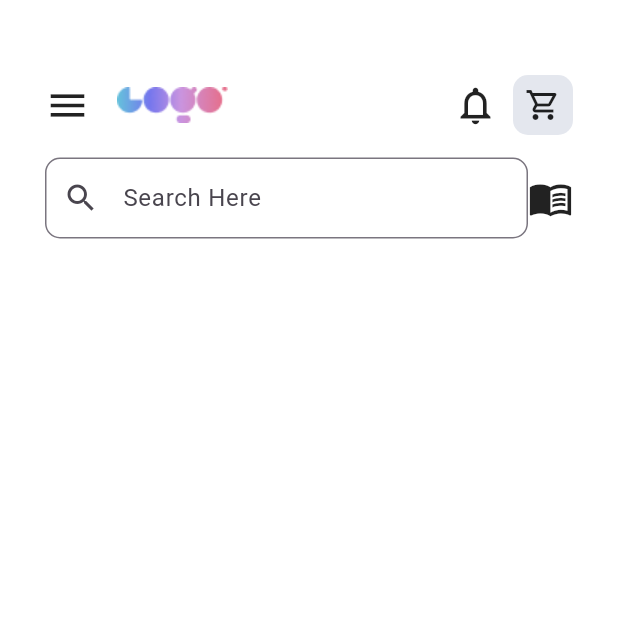
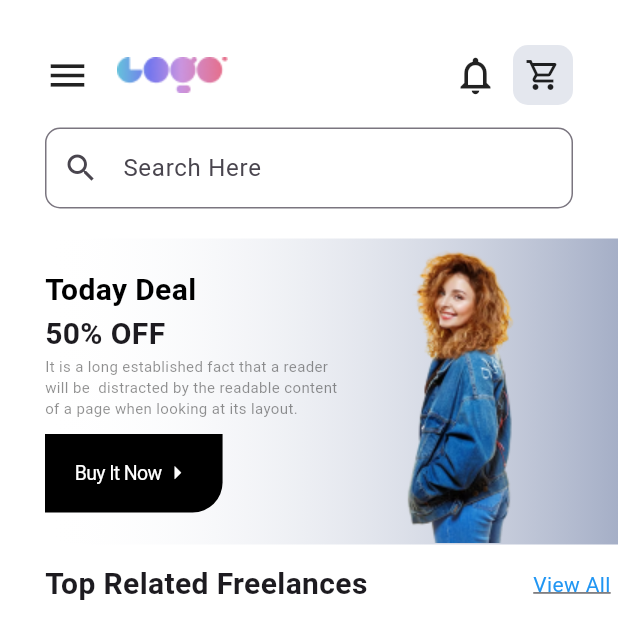
Before and after one commit to devpaurakh/e-commerce, a Flutter app: the screen it shows after launch, on a phone screen of 412 x 824 dp. Shown: the top 639 px of the screen. Run offline on Flutter 3.47's test engine with Material 3 defaults, Android fonts, the phone set to English and light mode, and no system bars; our stand-ins replace google_fonts; Roboto replaces fonts that are missing (Hind).

Commit message:
compeleted middle part of the design

```diff
--- a/lib/screens/home/home.screen.dart
+++ b/lib/screens/home/home.screen.dart
@@ -1,88 +1,21 @@
-import 'package:flutter/cupertino.dart';
 import 'package:flutter/material.dart';
-import 'package:flutter/widgets.dart';
+import 'package:shopingui/screens/home/part_of_homepage/middle.part.dart';
+import 'package:shopingui/screens/home/part_of_homepage/top.part.dart';
 
 class HomePage extends StatelessWidget {
   const HomePage({super.key});
 
   @override
   Widget build(BuildContext context) {
-    return SafeArea(
+    return const SafeArea(
       child: Scaffold(
         backgroundColor: Colors.white,
         body: Padding(
-          padding:
-              const EdgeInsets.only(top: 50.0, left: 30, right: 30, bottom: 3),
+          padding: EdgeInsets.only(top: 0, left: 30, right: 0, bottom: 3),
           child: Column(
             children: [
-              Row(
-                mainAxisAlignment: MainAxisAlignment.spaceBetween,
-                children: [
-                  Row(
-                    children: [
-                      const Icon(
-                        Icons.menu,
-                        size: 30,
-                      ),
-                      const SizedBox(
-                        width: 5,
-                      ),
-                      Image.asset(
-                        "assets/image/logo.png",
-                        width: 100,
-                      )
-                    ],
-                  ),
-                  Row(
-                    children: [
-                      const Icon(
-                        Icons.notifications_outlined,
-                        size: 30,
-                      ),
-                      const SizedBox(
-                        width: 10,
-                      ),
-                      Stack(
-                        children: [
-                          Container(
-                            width: 40,
-                            height: 40,
-                            decoration: BoxDecoration(
-                                color:
-                                    const Color(0xFF1E3672).withOpacity(0.12),
-                                borderRadius: BorderRadius.circular(10)),
-                          ),
-                          const Padding(
-                            padding: EdgeInsets.all(8.0),
-                            child: Icon(Icons.shopping_cart_outlined),
-                          ),
-                        ],
-                      ),
-                    ],
-                  )
-                ],
-              ),
-              const SizedBox(
-                height: 15,
-              ),
-              Row(
-                mainAxisAlignment: MainAxisAlignment.spaceEvenly,
-                children: [
-                  Expanded(
-                    child: TextFormField(
-                      decoration: InputDecoration(
-                        prefixIcon: const Icon(Icons.search),
-                        label: const Text("Search Here"),
-                          contentPadding: const EdgeInsets.symmetric(
-                            vertical: 15,
-                          ),
-                          border: OutlineInputBorder(
-                              borderRadius: BorderRadius.circular(10))),
-                    ),
-                  ),
-                  const Icon(Icons.menu_book_outlined,size: 30,)
-                ],
-              )
+              TopPart(),
+              MidddlePart(),
             ],
           ),
         ),
--- /dev/null
+++ b/lib/screens/home/part_of_homepage/middle.part.dart
@@ -0,0 +1,31 @@
+import 'package:flutter/material.dart';
+import 'package:google_fonts/google_fonts.dart';
+
+
+class MidddlePart extends StatelessWidget {
+  const MidddlePart({super.key});
+
+  @override
+  Widget build(BuildContext context) {
+    return Padding(
+      padding: const EdgeInsets.only(top: 12.0,right: 5 ),
+      child: Column(
+        children: [
+          Row(
+            mainAxisAlignment: MainAxisAlignment.spaceBetween,
+            children: [
+              Text("Top Related Freelances",style: GoogleFonts.roboto(
+                fontWeight: FontWeight.bold,
+                fontSize: 20
+              ),),
+
+              const Text("View All",style: TextStyle(decoration: TextDecoration.underline,
+              color: Colors.blue),)
+
+            ],
+          )
+        ],
+      ),
+    );
+  }
+}
--- a/lib/screens/home/part_of_homepage/top.part.dart
+++ b/lib/screens/home/part_of_homepage/top.part.dart
@@ -0,0 +1,168 @@
+import 'package:flutter/cupertino.dart';
+import 'package:flutter/material.dart';
+import 'package:google_fonts/google_fonts.dart';
+
+class TopPart extends StatelessWidget {
+  const TopPart({
+    super.key,
+  });
+
+  @override
+  Widget build(BuildContext context) {
+    return Column(
+      children: [
+        Padding(
+          padding: const EdgeInsets.only(top: 30.0, right: 30),
+          child: Row(
+            mainAxisAlignment: MainAxisAlignment.spaceBetween,
+            children: [
+              Row(
+                children: [
+                  const Icon(
+                    Icons.menu,
+                    size: 30,
+                  ),
+                  const SizedBox(
+                    width: 5,
+                  ),
+                  Image.asset(
+                    "assets/image/logo.png",
+                    width: 100,
+                  )
+                ],
+              ),
+              Row(
+                children: [
+                  const Icon(
+                    Icons.notifications_outlined,
+                    size: 30,
+                  ),
+                  const SizedBox(
+                    width: 10,
+                  ),
+                  Stack(
+                    children: [
+                      Container(
+                        width: 40,
+                        height: 40,
+                        decoration: BoxDecoration(
+                            color: const Color(0xFF1E3672).withOpacity(0.12),
+                            borderRadius: BorderRadius.circular(10)),
+                      ),
+                      const Padding(
+                        padding: EdgeInsets.all(8.0),
+                        child: Icon(Icons.shopping_cart_outlined),
+                      ),
+                    ],
+                  ),
+                ],
+              )
+            ],
+          ),
+        ),
+        const SizedBox(
+          height: 15,
+        ),
+        Padding(
+          padding: const EdgeInsets.only(right: 30),
+          child: Row(
+            mainAxisAlignment: MainAxisAlignment.spaceEvenly,
+            children: [
+              Expanded(
+                child: TextFormField(
+                  decoration: InputDecoration(
+                      prefixIcon: const Icon(Icons.search),
+                      label: const Text("Search Here"),
+                      contentPadding: const EdgeInsets.symmetric(
+                        vertical: 15,
+                      ),
+                      border: OutlineInputBorder(
+                          borderRadius: BorderRadius.circular(10))),
+                ),
+              ),
+            ],
+          ),
+        ),
+        const SizedBox(
+          height: 20,
+        ),
+        Stack(
+          children: [
+            Container(
+              height: 204,
+              decoration: BoxDecoration(
+                gradient: LinearGradient(
+                  colors: [
+                    const Color(0xFFFFFFFF).withOpacity(0),
+                    const Color(0xFF1E3672).withOpacity(0.4),
+                  ],
+                ),
+              ),
+            ),
+            Row(
+              children: [
+                Column(
+                  crossAxisAlignment: CrossAxisAlignment.start,
+                  mainAxisAlignment: MainAxisAlignment.start,
+                  children: [
+                    Text(
+                      "Today Deal",
+                      style: GoogleFonts.londrinaOutline(
+                          fontSize: 20,
+                          color: Colors.black,
+                          fontWeight: FontWeight.bold),
+                    ),
+                    const Text(
+                      "50% OFF",
+                      style:
+                          TextStyle(fontWeight: FontWeight.bold, fontSize: 20),
+                    ),
+                    const SizedBox(
+                      width: 200,
+                      child: Text(
+                        "It is a long established fact that a reader will be  distracted by the readable content of a page when looking at its layout.",
+                        textAlign: TextAlign.start,
+                        style: TextStyle(
+                          fontSize: 10,
+                          color: Color.fromARGB(137, 46, 46, 46),
+                        ),
+                        maxLines: 3,
+                      ),
+                    ),
+                    const SizedBox(
+                      height: 10,
+                    ),
+                    Container(
+                      decoration: const BoxDecoration(
+                        color: Colors.black,
+                        borderRadius: BorderRadius.only(
+                          bottomRight: Radius.circular(20),
+                        ),
+                      ),
+                      child: CupertinoButton(
+                          child: Row(
+                            children: [
+                              Text(
+                                "Buy It Now",
+                                style: GoogleFonts.hind(
+                                    color: Colors.white, fontSize: 13),
+                              ),
+                              const Icon(
+                                Icons.arrow_right,
+                                color: Colors.white,
+                              ),
+                            ],
+                          ),
+                          onPressed: () {}),
+                    )
+                  ],
+                ),
+                Image.asset("assets/image/model.png"),
+              ],
+            ),
+          ],
+        )
+      ],
+    );
+  }
+}
--- a/pubspec.yaml
+++ b/pubspec.yaml
@@ -35,6 +35,7 @@ dependencies:
   # The following adds the Cupertino Icons font to your application.
   # Use with the CupertinoIcons class for iOS style icons.
   cupertino_icons: ^1.0.6
+  google_fonts: ^6.2.1
 
 dev_dependencies:
   flutter_test:
```
Also changed, not shown: assets/image/model.png (added), pubspec.lock, 7 other files.
